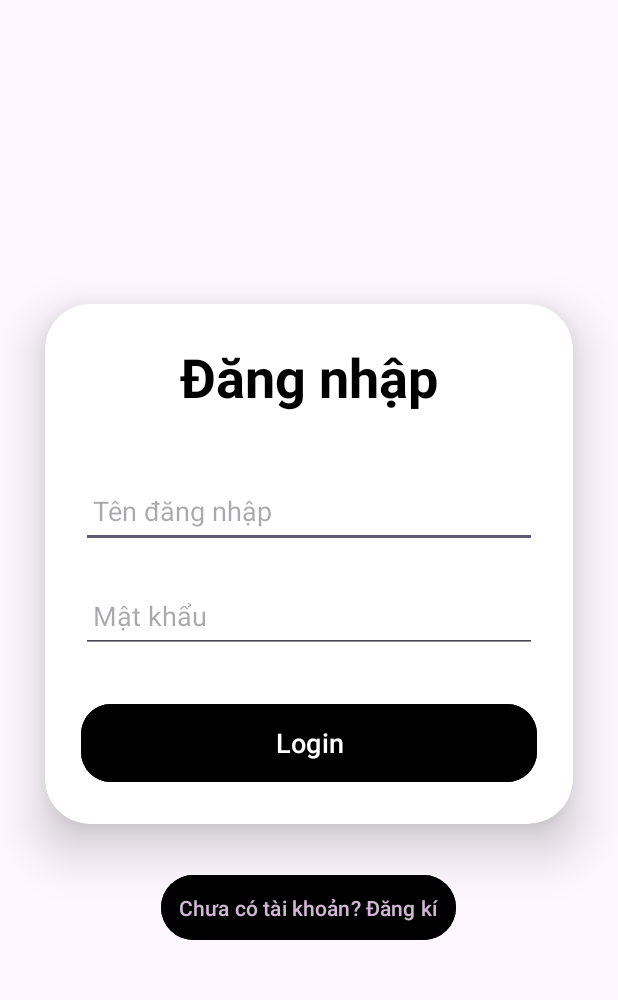
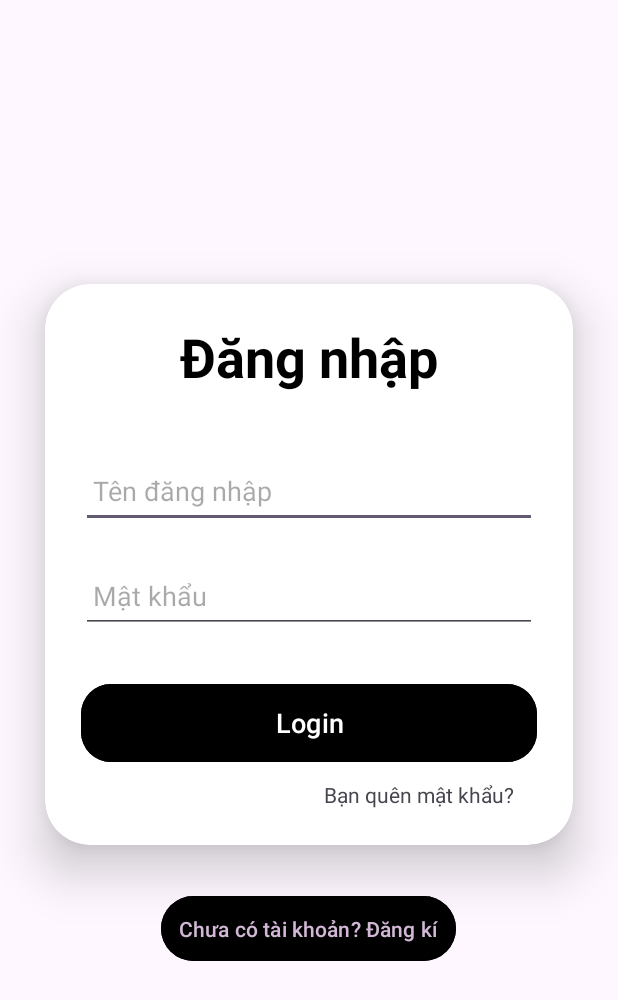
Before and after one commit to trihuynh1811/PrmProject, an Android app: the screen it shows after launch (LoginActivity), on a phone screen of 412 x 824 dp. Shown: the top 1000 px of the screen. Run offline under Robolectric (Android 15) with nearby library versions, the phone set to English and light mode, and no system bars.

Commit message:
layout forgot pass

```diff
--- a/app/src/main/AndroidManifest.xml
+++ b/app/src/main/AndroidManifest.xml
@@ -15,6 +15,9 @@
         android:supportsRtl="true"
         android:theme="@style/Theme.PrmProject"
         tools:targetApi="31">
+        <activity
+            android:name=".view.ForgotPassword"
+            android:exported="false" />
         <activity
             android:name=".view.User_Page_Activity"
             android:exported="false" />
--- a/app/src/main/java/com/example/prmproject/view/LoginActivity.java
+++ b/app/src/main/java/com/example/prmproject/view/LoginActivity.java
@@ -27,7 +27,7 @@ import retrofit2.Response;
 public class LoginActivity extends AppCompatActivity {
     EditText password, email;
     Button loginBtn;
-    TextView toregister;
+    TextView toregister,forgotPass;
     AuthService authService;
 
     @Override
@@ -41,11 +41,17 @@ public class LoginActivity extends AppCompatActivity {
         email = findViewById(R.id.emailEditTxt);
         loginBtn = findViewById(R.id.loginBtn);
         toregister = findViewById(R.id.toregister);
-
+        forgotPass = findViewById(R.id.forgotpass);
         toregister.setOnClickListener(new View.OnClickListener() {
             @Override
             public void onClick(View v) {
                 startActivity(new Intent(getApplicationContext(), RegisterActivity.class));
+            }
+        });
+        forgotPass.setOnClickListener(new View.OnClickListener() {
+            @Override
+            public void onClick(View v) {
+                startActivity(new Intent(getApplicationContext(), ForgotPassword.class));
             }
         });
 
--- a/app/src/main/res/layout/activity_login.xml
+++ b/app/src/main/res/layout/activity_login.xml
@@ -66,6 +66,14 @@ tools:context=".view.LoginActivity">
             android:layout_marginTop="30dp"
             android:backgroundTint="@color/black"
             app:cornerRadius = "20dp"/>
+        <TextView
+            android:id="@+id/forgotpass"
+            android:layout_height="wrap_content"
+            android:layout_width="match_parent"
+            android:text="@string/b_n_qu_n_m_t_kh_u"
+            android:gravity="end"
+            android:layout_marginTop="8dp"
+            android:layout_marginEnd="15dp"/>
 
     </LinearLayout>
 
--- a/app/src/main/res/values/strings.xml
+++ b/app/src/main/res/values/strings.xml
@@ -1,3 +1,4 @@
 <resources>
     <string name="app_name">PrmProject</string>
+    <string name="b_n_qu_n_m_t_kh_u">Bạn quên mật khẩu?</string>
 </resources>
```
Also changed, not shown: app/src/main/java/com/example/prmproject/view/ForgotPassword.java (added, +28 -0 lines), app/src/main/res/layout/activity_forgot_password.xml (added, +72 -0 lines), app/src/main/res/layout/item_product2.xml (+6 -3 lines).
